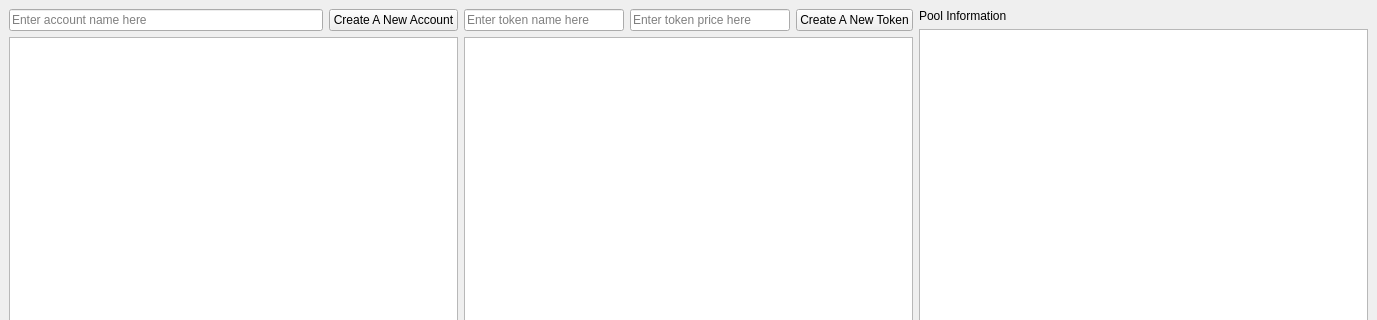
First picture: the form in MainWindow.ui, repository LiquidityProtocol/AMM-Simulator, before the edit; both pictures show x 0 to 1377 and y 0 to 320 of the 1377 by 859 pixel window.
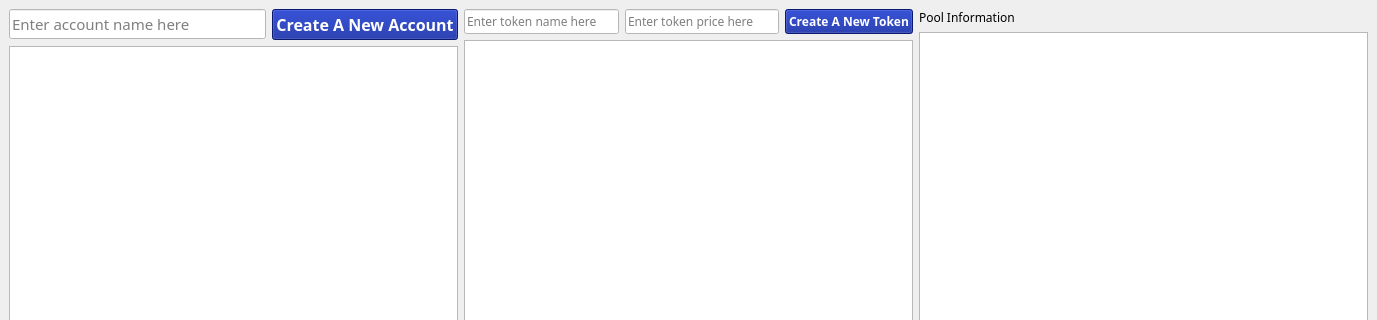
Second picture: the form after the edit.

Commit message: Changes to main window styling

Diff of the .ui file:
```diff
--- a/MainWindow.ui
+++ b/MainWindow.ui
@@ -13,6 +13,9 @@
   <property name="windowTitle">
    <string>Playground</string>
   </property>
+  <property name="autoFillBackground">
+   <bool>false</bool>
+  </property>
   <property name="styleSheet">
    <string notr="true"/>
   </property>
@@ -24,6 +27,15 @@
        <layout class="QHBoxLayout" name="horizontalLayout">
         <item>
          <widget class="QLineEdit" name="lineEdit">
+          <property name="font">
+           <font>
+            <family>Rockwell</family>
+            <pointsize>11</pointsize>
+           </font>
+          </property>
+          <property name="styleSheet">
+           <string notr="true">background-color: rgb(255, 255, 255)</string>
+          </property>
           <property name="placeholderText">
            <string>Enter account name here</string>
           </property>
@@ -31,6 +43,19 @@
         </item>
         <item>
          <widget class="QPushButton" name="create_account_pushButton">
+          <property name="font">
+           <font>
+            <family>Rockwell</family>
+            <pointsize>12</pointsize>
+            <bold>true</bold>
+           </font>
+          </property>
+          <property name="autoFillBackground">
+           <bool>false</bool>
+          </property>
+          <property name="styleSheet">
+           <string notr="true">color: rgb(255, 255, 255) ; background-color: rgba(1, 25, 147, 240)</string>
+          </property>
           <property name="text">
            <string>Create A New Account</string>
           </property>
@@ -40,6 +65,9 @@
       </item>
       <item>
        <widget class="QListWidget" name="listWidget">
+        <property name="autoFillBackground">
+         <bool>false</bool>
+        </property>
         <property name="styleSheet">
          <string notr="true"/>
         </property>
@@ -53,6 +81,17 @@
        <layout class="QHBoxLayout" name="horizontalLayout_2">
         <item>
          <widget class="QLineEdit" name="lineEdit_2">
+          <property name="font">
+           <font>
+            <family>Rockwell</family>
+           </font>
+          </property>
+          <property name="autoFillBackground">
+           <bool>false</bool>
+          </property>
+          <property name="styleSheet">
+           <string notr="true">background-color: rgb(255, 255, 255)</string>
+          </property>
           <property name="text">
            <string/>
           </property>
@@ -63,6 +102,14 @@
         </item>
         <item>
          <widget class="QLineEdit" name="lineEdit_3">
+          <property name="font">
+           <font>
+            <family>Rockwell</family>
+           </font>
+          </property>
+          <property name="styleSheet">
+           <string notr="true">background-color: rgb(255, 255, 255)</string>
+          </property>
           <property name="placeholderText">
            <string>Enter token price here</string>
           </property>
@@ -70,6 +117,15 @@
         </item>
         <item>
          <widget class="QPushButton" name="create_toekn_pushButton">
+          <property name="font">
+           <font>
+            <family>Rockwell</family>
+            <bold>true</bold>
+           </font>
+          </property>
+          <property name="styleSheet">
+           <string notr="true">color: rgb(255, 255, 255) ; background-color: rgba(1, 25, 147, 240)</string>
+          </property>
           <property name="text">
            <string>Create A New Token</string>
           </property>
@@ -93,13 +149,25 @@
       </property>
       <item>
        <widget class="QLabel" name="label_pool">
+        <property name="font">
+         <font>
+          <family>Rockwell</family>
+         </font>
+        </property>
+        <property name="styleSheet">
+         <string notr="true">text-align: center; </string>
+        </property>
         <property name="text">
          <string>Pool Information</string>
         </property>
        </widget>
       </item>
       <item>
-       <widget class="QListWidget" name="listWidget_pool"/>
+       <widget class="QListWidget" name="listWidget_pool">
+        <property name="styleSheet">
+         <string notr="true"/>
+        </property>
+       </widget>
       </item>
      </layout>
     </item>
```
Left out of the diff: 2 changed lines with no effect on the pictures. The commit also changes 1 other file.
